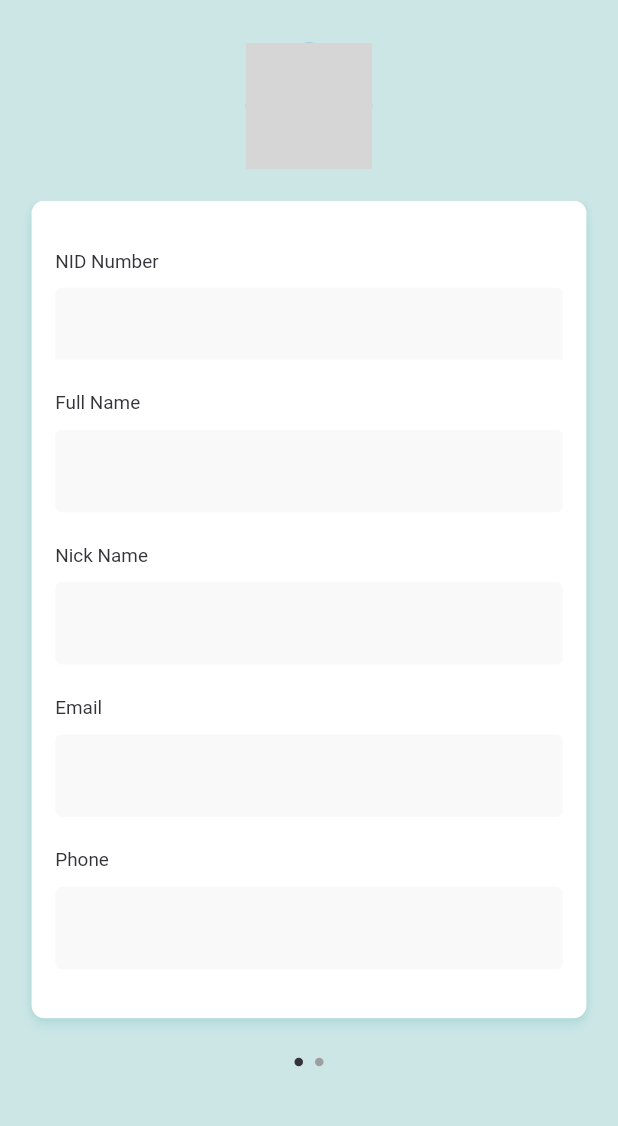
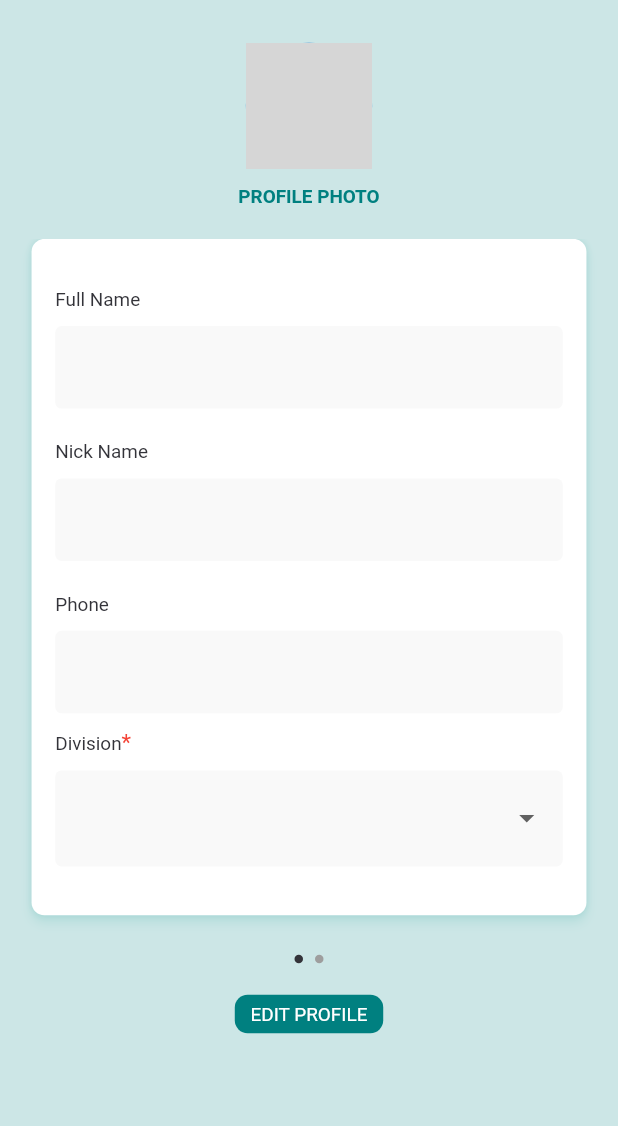
Before and after one commit to Pritom-Shajed/Fixify-App, a Flutter app: the ViewProfileTechnician screen opened by its route, after a tap on "Edit Profile", on a phone screen of 412 x 824 dp, the part 57-1183 px from its top. Run offline on Flutter 3.47's test engine with Material 2 defaults, Android fonts, the light colour scheme and no system bars; drawn by our look-alikes of cached_network_image, expandable_page_view, smooth_page_indicator; our stand-ins replace animated_toggle_switch, cloud_firestore, firebase_core, firebase_storage, flutter_custom_clippers, flutter_spinkit and 5 more; missing offline and left inert: day_night_time_picker; accounts and stored records are empty; network calls fail; statements that could not run were skipped; grey boxes are pictures that could not be loaded.

Commit message:
technician - edit progile page done

```diff
--- a/lib/model/division_model.dart
+++ b/lib/model/division_model.dart
@@ -1,6 +1,6 @@
 class DivisionModel {
-  final int id;
-  final String divisionName;
+   int id;
+   String divisionName;
 
   DivisionModel({required this.id, required this.divisionName});
 
--- a/lib/model/firebase/user_model_technician.dart
+++ b/lib/model/firebase/user_model_technician.dart
@@ -18,23 +18,23 @@ class UserModelTechnician {
   String? time2;
 
   UserModelTechnician({
-    required this.userRole,
-    required this.profilePic,
-    required this.fullName,
-    required this.nickName,
-    required this.nidNumber,
-    required this.password,
-    required this.email,
-    required this.uid,
-    required this.joinedDate,
-    required this.phoneNumber,
-    required this.division,
-    required this.preferredArea,
-    required this.services,
-    required this.workDays,
-    required this.worksDone,
-    required this.time1,
-    required this.time2,
+     this.userRole,
+     this.profilePic,
+     this.fullName,
+     this.nickName,
+     this.nidNumber,
+     this.password,
+     this.email,
+     this.uid,
+     this.joinedDate,
+     this.phoneNumber,
+     this.division,
+     this.preferredArea,
+     this.services,
+     this.workDays,
+     this.worksDone,
+     this.time1,
+     this.time2,
   });
 
   Map<String, dynamic> toJson() {
--- a/lib/pages/home/technician/edit_profile/edit_profile_technician.dart
+++ b/lib/pages/home/technician/edit_profile/edit_profile_technician.dart
@@ -1,34 +1,30 @@
 import 'package:cached_network_image/cached_network_image.dart';
 import 'package:day_night_time_picker/day_night_time_picker.dart';
 import 'package:expandable_page_view/expandable_page_view.dart';
+import 'package:fixify_app/base/show_custom_alert_dialog_with_btn.dart';
 import 'package:fixify_app/controller/technician/technician_controller.dart';
-import 'package:fixify_app/model/days_model.dart';
+import 'package:fixify_app/model/division_model.dart';
 import 'package:fixify_app/model/factory_data/factory_data.dart';
 import 'package:fixify_app/widgets/home/technician/edit_profile/edit_profile_info_1st_part.dart';
 import 'package:fixify_app/widgets/home/technician/edit_profile/edit_profile_info_2nd_part.dart';
 import 'package:fixify_app/utils/app_colors.dart';
 import 'package:fixify_app/utils/dimensions.dart';
-import 'package:fixify_app/widgets/buttons/custom_button2.dart';
-import 'package:fixify_app/widgets/buttons/custom_multiselect_button.dart';
-import 'package:fixify_app/widgets/buttons/custom_time_picker.dart';
-import 'package:fixify_app/widgets/container/custom_container.dart';
 import 'package:fixify_app/widgets/home/technician/technician_dp_with_edit_btn.dart';
-import 'package:fixify_app/widgets/home/technician/technician_profile_preview_card.dart';
 import 'package:fixify_app/widgets/shimmer_effect/circle_shimmer_widget.dart';
-import 'package:fixify_app/widgets/text_fields/custom_dropdown_form_field.dart';
-import 'package:fixify_app/widgets/text_fields/custom_text_field.dart';
 import 'package:fixify_app/widgets/texts/small_text.dart';
-import 'package:fixify_app/widgets/texts/text_with_star.dart';
 import 'package:flutter/material.dart';
 import 'package:get/get.dart';
-import 'package:multi_select_flutter/multi_select_flutter.dart';
+import 'package:image_picker/image_picker.dart';
 import 'package:smooth_page_indicator/smooth_page_indicator.dart';
 
 import '../../../../widgets/buttons/custom_button.dart';
 
 class EditProfileTechnician extends StatefulWidget {
+  final String uid;
+
   const EditProfileTechnician({
     Key? key,
+    required this.uid,
   }) : super(key: key);
 
   @override
@@ -40,26 +36,12 @@ class _EditProfileTechnicianState extends State<EditProfileTechnician> {
   final _pageController = PageController();
   late TextEditingController nickNameController;
   late TextEditingController fullNameController;
-  late TextEditingController emailController;
   late TextEditingController phoneController;
   late TextEditingController preferredAreaController;
-  final List _totalWorkDays = [
-    'Sun',
-    'Mon',
-    'Tues',
-    'Wed',
-    'Thurs',
-    'Fri',
-    'Sat'
-  ];
-  final List _totalServices = [
-    'Fridge',
-    'AC',
-    'Fan',
-  ];
+
   List _newWorkDays = [];
   List _newServices = [];
-  String? selectedDivision;
+  late String selectedDivision;
 
   Time? _time1;
   Time? _time2;
@@ -68,6 +50,7 @@ class _EditProfileTechnicianState extends State<EditProfileTechnician> {
   @override
   void initState() {
     var userData = technicianController.userInfoTechnician!;
+    selectedDivision = userData.division!;
     _newWorkDays = userData.workDays!;
     _newServices = userData.services!;
     _time1 = Time(
@@ -75,10 +58,9 @@ class _EditProfileTechnicianState extends State<EditProfileTechnician> {
         minute: int.parse(userData.time1!.substring(5, 7)));
     _time2 = Time(
         hour: int.parse(userData.time2!.substring(0, 2)),
-        minute: int.parse(userData.time2!.substring(5, 7)));
+        minute: int.parse(userData.time2!.substring(4, 6)));
     nickNameController = TextEditingController(text: userData.nickName);
     fullNameController = TextEditingController(text: userData.fullName);
-    emailController = TextEditingController(text: userData.email);
     phoneController = TextEditingController(text: userData.phoneNumber);
     preferredAreaController =
         TextEditingController(text: userData.preferredArea);
@@ -95,9 +77,7 @@ class _EditProfileTechnicianState extends State<EditProfileTechnician> {
       ),
       body: Padding(
         padding: EdgeInsets.symmetric(
-              vertical: Dimensions.height10,
-              horizontal: Dimensions.width10),
-          child: SingleChildScrollView(
+            vertical: Dimensions.height10, horizontal: Dimensions.width10),
         child: Center(
           child: Column(
             children: [
@@ -106,44 +86,62 @@ class _EditProfileTechnicianState extends State<EditProfileTechnician> {
                   imageBuilder: (context, imageProvider) =>
                       TechnicianDpWithEditBtn(
                         imageProvider: imageProvider,
-                            onTapEdit: () {},
+                        onTapEdit: ()  {
+                           technicianController
+                              .pickImage(ImageSource.gallery)
+                              .then((value) {
+                            technicianController.technicianProfilePic != null ? showCustomAlertDialogWithBtn(context,
+                                titleText: 'Update Profile Picture?',
+                                onTapYes: () => technicianController
+                                    .updateTechnicianProfilePicture(
+                                        widget.uid, context),
+                                onTapNo: () => Get.back()):null;
+                          });
+                        },
                       ),
                   placeholder: (context, url) => ShimmerWidgetCircle(
                         radius: Dimensions.technicianViewProfileDpRadius,
                       )),
               SizedBox(
+                height: Dimensions.height10,
+              ),
+              SmallText(
+                text: 'PROFILE PHOTO',
+                fontWeight: FontWeight.w600,
+                color: AppColors.primaryColor,
+              ),
+              SizedBox(
                 height: Dimensions.height20,
               ),
-                  Column(
+              Expanded(
+                child: SingleChildScrollView(
+                  child: Column(
                     children: [
                       ExpandablePageView(
                           controller: _pageController,
                           children: [
                             EditProfileInfo1stPart(
                                 nickNameController: nickNameController,
-                                nidNumber: userData.nidNumber!,
                                 fullNameController: fullNameController,
-                                emailController: emailController,
-                                phoneController: phoneController),
+                                phoneController: phoneController,
+                                currentDivision: selectedDivision,
+                                onChangedDivision: (value) {
+                                  setState(() {
+                                    selectedDivision = value;
+                                  });
+                                  print(selectedDivision);
+                                }),
                             EditProfileInfo2ndPart(
-                              totalServices: _totalServices,
                               newServicesOffered: _newServices,
                               onConfirmServices: (services) {
                                 setState(() {
                                   _newServices = services;
                                 });
                               },
-                              totalWorkDays: _totalWorkDays,
                               newWorkDays: _newWorkDays,
                               onConfirmWorkDays: (days) {
                                 setState(() {
                                   _newWorkDays = days;
-                                });
-                              },
-                              currentDivision: userData.division!,
-                              onChangedDivision: (division) {
-                                setState(() {
-                                  selectedDivision = division;
                                 });
                               },
                               preferredAreaController: preferredAreaController,
@@ -173,12 +171,37 @@ class _EditProfileTechnicianState extends State<EditProfileTechnician> {
                           dotWidth: Dimensions.sliderDotSize,
                         ),
                       ),
-                    ],
+                      SizedBox(
+                        height: Dimensions.height20,
+                      ),
+                      CustomButton(
+                          text: 'EDIT PROFILE',
+                          onTap: () {
+                            technicianController.updateTechnicianUserInfo(
+                                widget.uid, context,
+                                fullName: fullNameController.text,
+                                nickName: nickNameController.text,
+                                phoneNumber: phoneController.text,
+                                division: selectedDivision,
+                                preferredArea: preferredAreaController.text,
+                                services: _newServices,
+                                workDays: _newWorkDays,
+                                time1:
+                                    '${_time1!.hour} : ${_time1!.minute} ${_time1!.period.name}',
+                                time2:
+                                    '${_time2!.hour} : ${_time2!.minute} ${_time2!.period.name}');
+                          }),
+                      SizedBox(
+                        height: Dimensions.height20,
                       ),
                     ],
                   ),
                 ),
               ),
-        ));
+            ],
+          ),
+        ),
+      ),
+    );
   }
 }
--- a/lib/pages/home/technician/home_page_technician.dart
+++ b/lib/pages/home/technician/home_page_technician.dart
@@ -36,6 +36,7 @@ class _HomePageTechnicianState extends State<HomePageTechnician> {
   Widget build(BuildContext context) {
     return Scaffold(
         appBar: AppBar(
+          automaticallyImplyLeading: false,
           title: const Text(
             'FIXIFY',
           ),
--- a/lib/pages/home/technician/view_profile_technician.dart
+++ b/lib/pages/home/technician/view_profile_technician.dart
@@ -9,7 +9,6 @@ import 'package:fixify_app/base/show_fixify_footer.dart';
 import 'package:fixify_app/controller/technician/technician_controller.dart';
 import 'package:fixify_app/utils/app_colors.dart';
 import 'package:fixify_app/utils/dimensions.dart';
-import 'package:fixify_app/widgets/buttons/custom_button.dart';
 import 'package:fixify_app/widgets/home/technician/technician_info_text.dart';
 import 'package:fixify_app/widgets/home/technician/technician_profile_preview_card.dart';
 import 'package:fixify_app/widgets/texts/medium_text.dart';
@@ -80,7 +79,7 @@ class ViewProfileTechnician extends StatelessWidget {
                       text: 'Edit Profile',
                       icon: Icons.edit,
                       onTap: () => Get.toNamed(
-                          RouteHelper.getEditProfileTechnician()),
+                          RouteHelper.getEditProfileTechnician(userData.uid!)),
                     ),
                   ],
                 ),
--- a/lib/routes/route_helper.dart
+++ b/lib/routes/route_helper.dart
@@ -25,7 +25,7 @@ class RouteHelper {
 
   static String getViewProfileTechnician() => viewProfileTechnician;
 
-  static String getEditProfileTechnician() => editProfileTechnician;
+  static String getEditProfileTechnician(String uid) => '$editProfileTechnician?uid=$uid';
 
   static List<GetPage> routes = [
     GetPage(name: splashScreen, page: () => const SplashScreen()),
@@ -48,6 +48,9 @@ class RouteHelper {
     GetPage(
         name: editProfileTechnician,
         transition: Transition.fadeIn,
-        page: () => const EditProfileTechnician()),
+        page: () {
+          var uid = Get.parameters['uid'];
+          return EditProfileTechnician(uid: uid!,);
+        }),
   ];
 }
--- a/lib/widgets/home/technician/edit_profile/edit_profile_info_1st_part.dart
+++ b/lib/widgets/home/technician/edit_profile/edit_profile_info_1st_part.dart
@@ -1,27 +1,42 @@
 import 'package:fixify_app/utils/dimensions.dart';
 import 'package:fixify_app/widgets/home/technician/technician_profile_preview_card.dart';
+import 'package:fixify_app/widgets/text_fields/custom_dropdown_form_field.dart';
 import 'package:fixify_app/widgets/text_fields/custom_text_field.dart';
+import 'package:fixify_app/widgets/texts/small_text.dart';
 import 'package:flutter/material.dart';
 
 class EditProfileInfo1stPart extends StatelessWidget {
-  final String nidNumber;
   final TextEditingController nickNameController;
   final TextEditingController fullNameController;
-  final TextEditingController emailController;
+
   final TextEditingController phoneController;
-  const EditProfileInfo1stPart({Key? key, required this.nidNumber, required this.fullNameController, required this.emailController, required this.phoneController, required this.nickNameController}) : super(key: key);
+  final String currentDivision;
+  final Function(dynamic)? onChangedDivision;
+  final List divisionName = [
+    'Dhaka',
+    'Chattogram',
+    'Barishal',
+    'Khulna',
+    'Mymensignh',
+    'Rajshahi',
+    'Sylhet',
+    'Rangpur',
+  ];
+
+   EditProfileInfo1stPart(
+      {Key? key,
+      required this.fullNameController,
+      required this.phoneController,
+      required this.nickNameController,
+      required this.currentDivision,
+      required this.onChangedDivision})
+      : super(key: key);
 
   @override
   Widget build(BuildContext context) {
     return Padding(
       padding: EdgeInsets.symmetric(horizontal: Dimensions.margin10),
       child: TechnicianProfilePreviewCard(children: [
-        CustomTextField(
-          required: false,
-          isEnabled: false,
-          titleText: 'NID Number',
-          hintText: nidNumber,
-        ),
         CustomTextField(
           required: false,
           titleText: 'Full Name',
@@ -34,13 +49,21 @@ class EditProfileInfo1stPart extends StatelessWidget {
         ),
         CustomTextField(
           required: false,
-          titleText: 'Email',
-          controller: emailController,
-        ),
-        CustomTextField(
-          required: false,
           titleText: 'Phone',
           controller: phoneController,
+        ),
+        CustomDropDownFormField(
+          hintText: currentDivision,
+          titleText: 'Division',
+          items: divisionName.map((division) {
+            return DropdownMenuItem(
+              value: division,
+              child: SmallText(
+                text: division,
+              ),
+            );
+          }).toList(),
+          onChanged: onChangedDivision,
         ),
       ]),
     );
```
Also changed, not shown: lib/controller/technician/technician_controller.dart (+108 -0 lines), lib/widgets/home/technician/edit_profile/edit_profile_info_2nd_part.dart (+35 -47 lines). Lines whose indentation alone changed are shown as unchanged.
